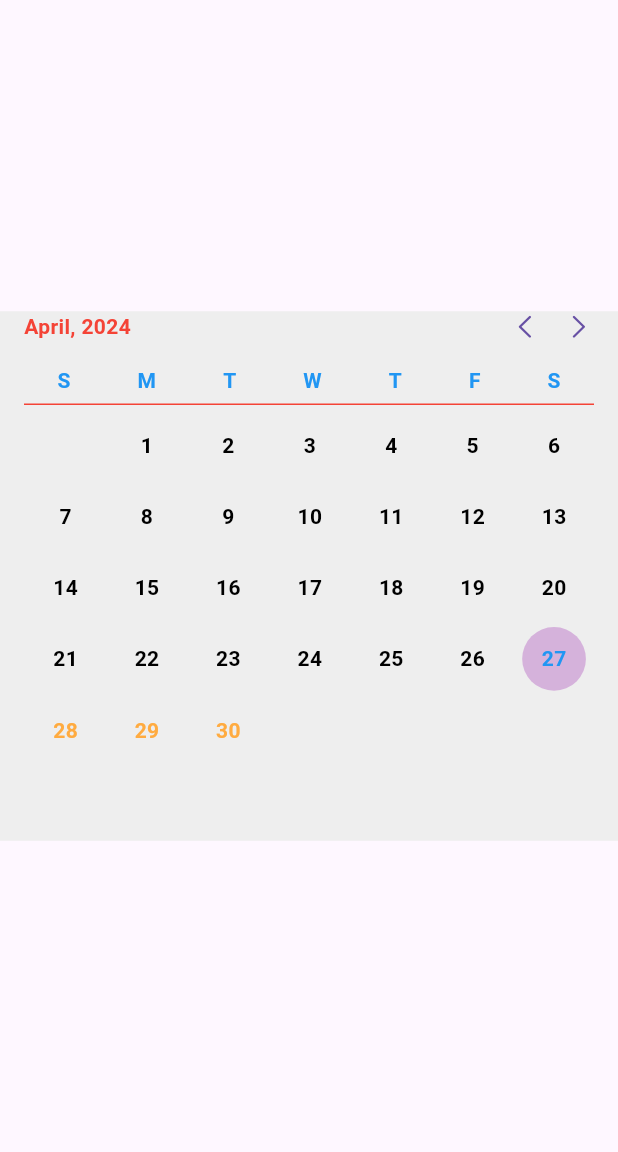
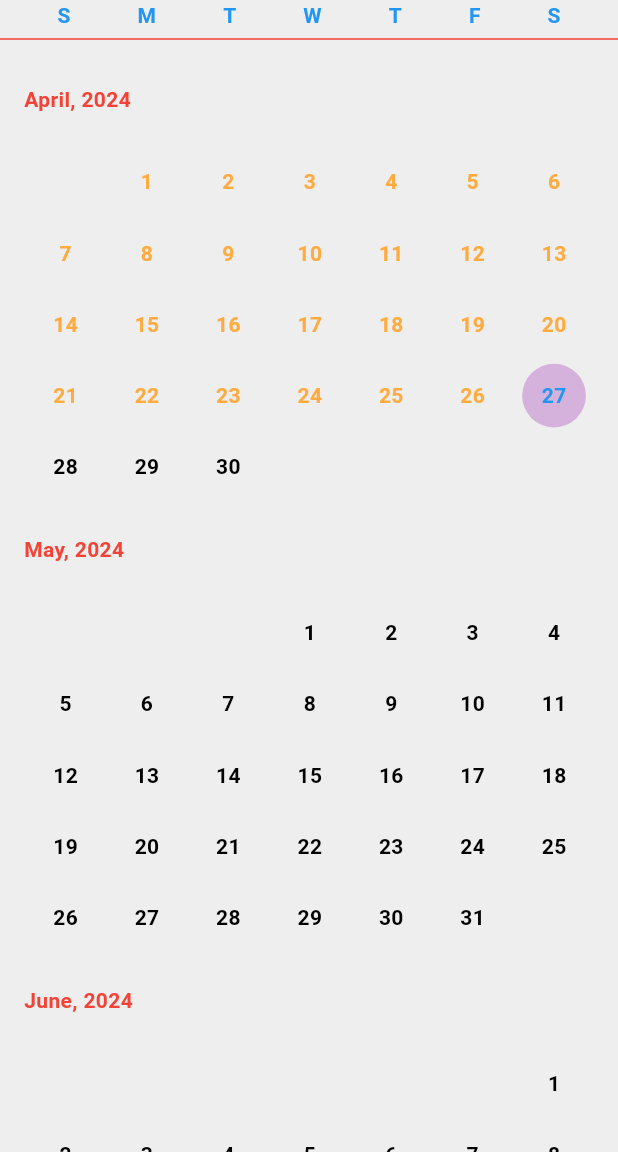
Before and after one commit to sharabiddin/nifty_range_picker, a Flutter app: the screen it shows after launch, on a phone screen of 412 x 824 dp, the part 84-1236 px from its top. Run offline on Flutter 3.47's test engine with Material 3 defaults, Android fonts, the phone set to English and light mode, and no system bars.

```diff
--- a/example/lib/nifty_range_picker_example.dart
+++ b/example/lib/nifty_range_picker_example.dart
@@ -10,8 +10,8 @@ class NiftyRangePickerExamplePage extends StatefulWidget {
 
 class _NiftyRangePickerExamplePageState extends State<NiftyRangePickerExamplePage> {
   final NiftyRangePickerController controller = NiftyRangePickerController(
-    firstDate: DateTime(2022, 3, 1),
-    lastDate: DateTime.now(),
+    firstDate: DateTime.now(),
+    lastDate: DateTime.now().add(const Duration(days: 365)),
     currentDate: DateTime.now(),
   );
 
@@ -39,7 +39,8 @@ class _NiftyRangePickerExamplePageState extends State<NiftyRangePickerExamplePag
             color: Colors.grey[200],
             child: NiftyRangeDatePicker(
               controller: controller,
-              isVerticalAligned: false,
+              isReversedList: false,
+              isVerticalAligned: true,
               contentPadding: const EdgeInsets.symmetric(horizontal: 16),
               currentDateDecorationColor: Colors.teal,
               dividerColor: Colors.red,
--- a/lib/src/nifty_range_picker.dart
+++ b/lib/src/nifty_range_picker.dart
@@ -41,10 +41,12 @@ class NiftyRangeDatePicker extends StatefulWidget {
     this.leftArrowIcon,
     this.rightArrowIcon,
     required this.controller,
+    this.isReversedList = true,
   }) {
     assert(!controller.firstDate.isAfter(controller.lastDate), "minDate can't be after maxDate");
   }
 
+  final bool isReversedList;
   final NiftyRangePickerController controller;
 
   final DateTime? initialDate;
@@ -154,6 +156,7 @@ class _NiftyRangeDatePickerState extends State<NiftyRangeDatePicker> {
   Widget build(BuildContext context) => RangeDaysPicker(
         currentDate: DateUtils.dateOnly(widget.controller.currentDate),
         initialDate: _diplayedDate,
+        isReversedList: widget.isReversedList,
         isVerticalAligned: widget.isVerticalAligned,
         selectedEndDate: _selectedEndDate,
         selectedStartDate: _selectedStartDate,
--- a/lib/src/range_days_picker.dart
+++ b/lib/src/range_days_picker.dart
@@ -49,6 +49,7 @@ class RangeDaysPicker extends StatefulWidget {
     this.dividerColor,
     this.leftArrowIcon,
     this.rightArrowIcon,
+    required this.isReversedList,
   }) {
     assert(!minDate.isAfter(maxDate), "minDate can't be after maxDate");
 
@@ -77,6 +78,7 @@ class RangeDaysPicker extends StatefulWidget {
 
   final DateTime? initialDate;
   final bool? isVerticalAligned;
+  final bool isReversedList;
 
   final DateTime? currentDate;
 
@@ -372,15 +374,21 @@ class __RangeDaysPickerState extends State<RangeDaysPicker> {
               Flexible(
                 child: ListView.builder(
                     shrinkWrap: true,
-                    reverse: true,
+                    reverse: widget.isReversedList,
                     controller: _listViewScrollController,
                     padding: widget.contentPadding ?? EdgeInsets.zero,
                     itemCount: DateUtils.monthDelta(widget.minDate, widget.maxDate) + 1,
                     itemBuilder: (context, index) {
-                      final DateTime month = DateUtils.addMonthsToMonthDate(
-                        widget.minDate,
-                        DateUtils.monthDelta(widget.minDate, widget.maxDate) - index,
-                      );
+                      late final DateTime month;
+
+                      if (widget.isReversedList) {
+                        month = DateUtils.addMonthsToMonthDate(
+                          widget.minDate,
+                          DateUtils.monthDelta(widget.minDate, widget.maxDate) - index,
+                        );
+                      } else {
+                        month = DateUtils.addMonthsToMonthDate(widget.minDate, index);
+                      }
                       return Column(
                         key: ValueKey<DateTime>(month),
                         crossAxisAlignment: CrossAxisAlignment.start,
--- a/pubspec.yaml
+++ b/pubspec.yaml
@@ -1,6 +1,6 @@
 name: nifty_range_picker
 description: "A new flutter package"
-version: 0.0.5
+version: 0.0.6
 homepage:
 
 environment:
```
Also changed, not shown: example/pubspec.lock, 2 other files.
